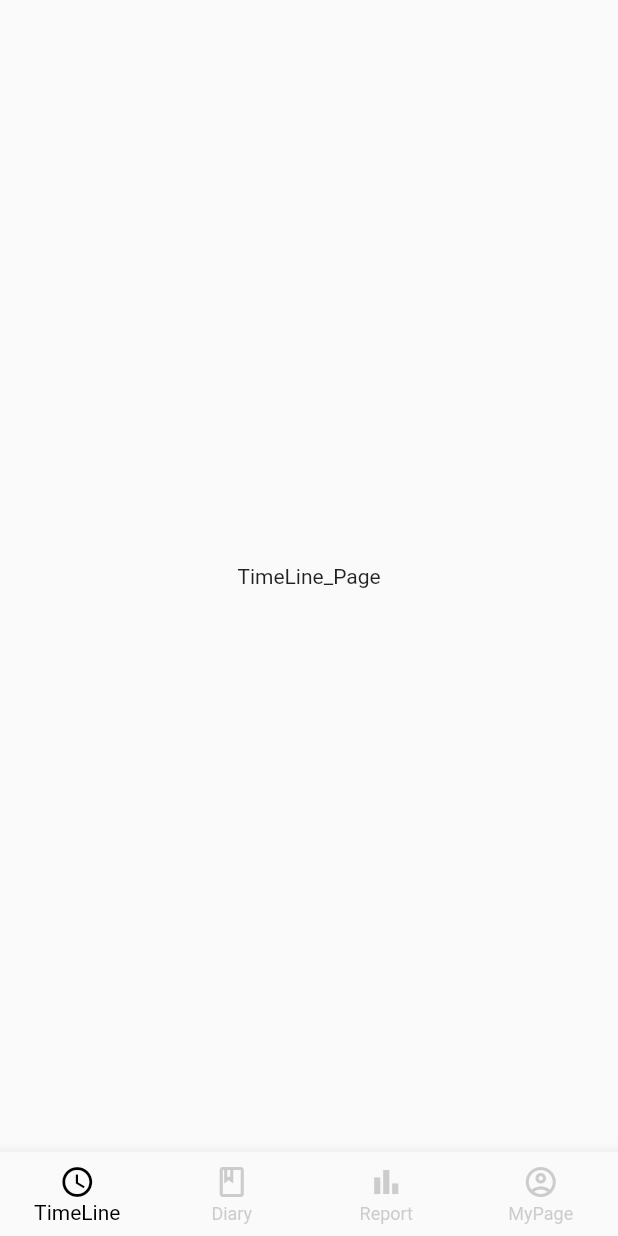
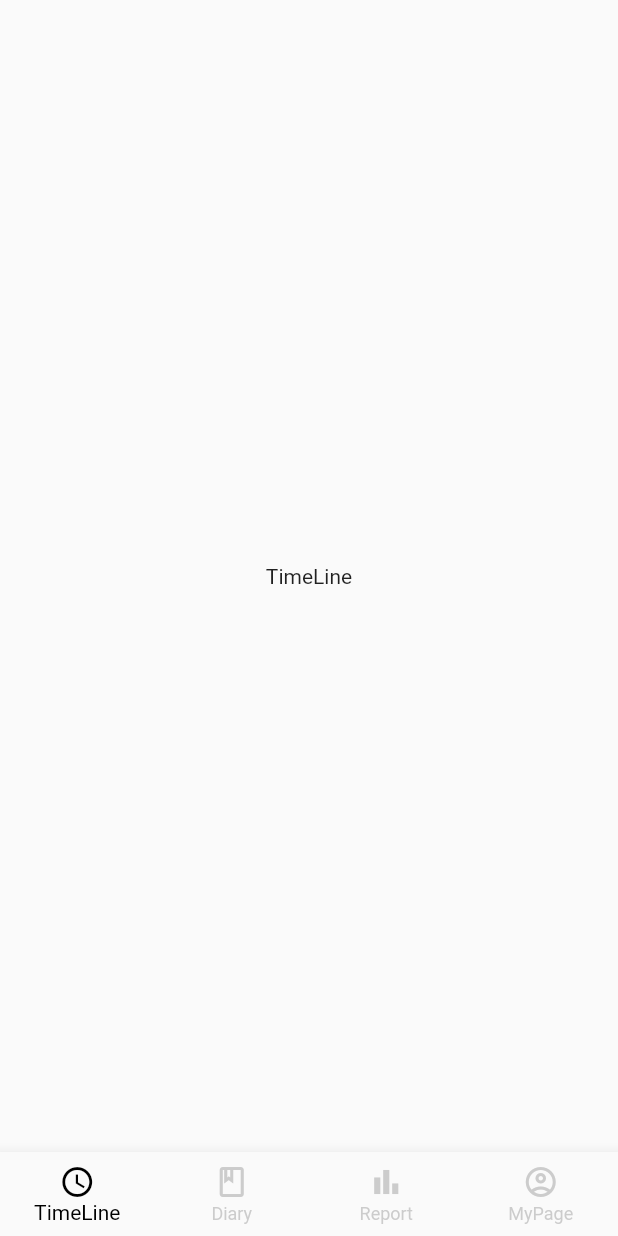
Before and after one commit to KyubinHwang/ObO_project_flutter, a Flutter app: the screen it shows after launch, on a phone screen of 412 x 824 dp. Run offline on Flutter 3.47's test engine with Material 2 defaults, Android fonts, the phone set to English and light mode, and no system bars.

Commit message:
merge 실험

```diff
--- a/lib/main_page.dart
+++ b/lib/main_page.dart
@@ -11,7 +11,7 @@ class _MainPageState extends State<MainPage> {
   int _selectedIndex = 0;
 
   List _pages = [
-    Text('TimeLine_Page'),
+    Text('TimeLine'),
     Text('Diary'),
     Text('Report'),
     Text('MyPage'),
```
